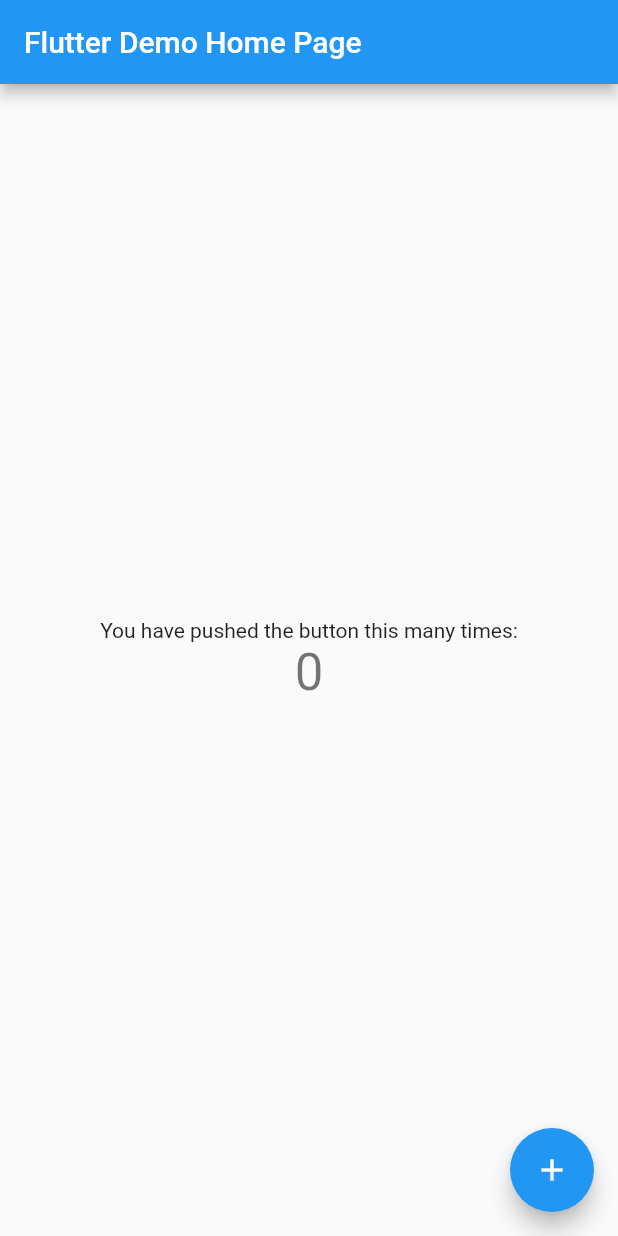
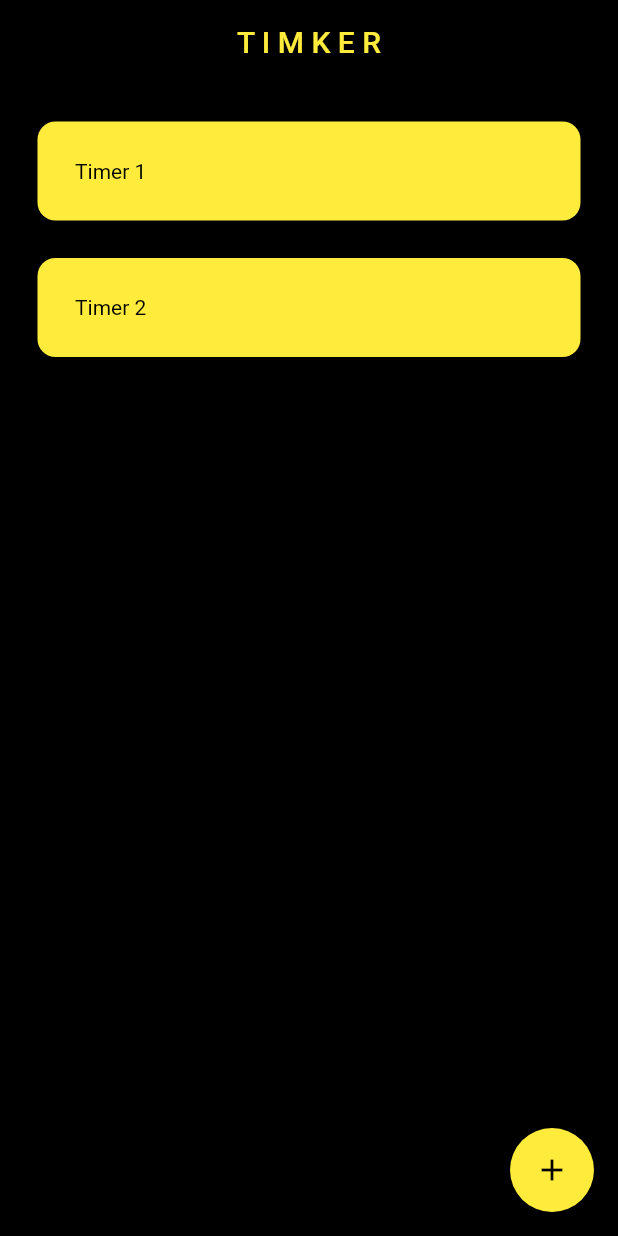
Before and after one commit to yannvillellas/timker, a Flutter app: the screen it shows after launch, on a phone screen of 412 x 824 dp. Run offline on Flutter 3.47's test engine with Material 2 defaults, Android fonts, the phone set to English and light mode, and no system bars.

Commit message:
added timer page and timer card widget

```diff
--- a/lib/main.dart
+++ b/lib/main.dart
@@ -1,4 +1,5 @@
 import 'package:flutter/material.dart';
+import 'screens/home_page.dart';
 
 void main() {
   runApp(const MyApp());
@@ -7,109 +8,20 @@
 class MyApp extends StatelessWidget {
   const MyApp({super.key});
 
-  // This widget is the root of your application.
   @override
   Widget build(BuildContext context) {
     return MaterialApp(
-      title: 'Flutter Demo',
-      theme: ThemeData(
-        // This is the theme of your application.
-        //
-        // Try running your application with "flutter run". You'll see the
-        // application has a blue toolbar. Then, without quitting the app, try
-        // changing the primarySwatch below to Colors.green and then invoke
-        // "hot reload" (press "r" in the console where you ran "flutter run",
-        // or simply save your changes to "hot reload" in a Flutter IDE).
-        // Notice that the counter didn't reset back to zero; the application
-        // is not restarted.
-        primarySwatch: Colors.blue,
+      debugShowCheckedModeBanner: false,
+      title: 'Timker',
+      home: const HomePage(),
+      theme: ThemeData.dark().copyWith(
+        scaffoldBackgroundColor: const Color.fromARGB(255, 0, 0, 0),
+        appBarTheme: const AppBarTheme(
+          color: Color.fromARGB(255, 0, 0, 0),
+          elevation: 0,
+          centerTitle: true,
+        ),
       ),
-      home: const MyHomePage(title: 'Flutter Demo Home Page'),
     );
   }
 }
-
-class MyHomePage extends StatefulWidget {
-  const MyHomePage({super.key, required this.title});
-
-  // This widget is the home page of your application. It is stateful, meaning
-  // that it has a State object (defined below) that contains fields that affect
-  // how it looks.
-
-  // This class is the configuration for the state. It holds the values (in this
-  // case the title) provided by the parent (in this case the App widget) and
-  // used by the build method of the State. Fields in a Widget subclass are
-  // always marked "final".
-
-  final String title;
-
-  @override
-  State<MyHomePage> createState() => _MyHomePageState();
-}
-
-class _MyHomePageState extends State<MyHomePage> {
-  int _counter = 0;
-
-  void _incrementCounter() {
-    setState(() {
-      // This call to setState tells the Flutter framework that something has
-      // changed in this State, which causes it to rerun the build method below
-      // so that the display can reflect the updated values. If we changed
-      // _counter without calling setState(), then the build method would not be
-      // called again, and so nothing would appear to happen.
-      _counter++;
-    });
-  }
-
-  @override
-  Widget build(BuildContext context) {
-    // This method is rerun every time setState is called, for instance as done
-    // by the _incrementCounter method above.
-    //
-    // The Flutter framework has been optimized to make rerunning build methods
-    // fast, so that you can just rebuild anything that needs updating rather
-    // than having to individually change instances of widgets.
-    return Scaffold(
-      appBar: AppBar(
-        // Here we take the value from the MyHomePage object that was created by
-        // the App.build method, and use it to set our appbar title.
-        title: Text(widget.title),
-      ),
-      body: Center(
-        // Center is a layout widget. It takes a single child and positions it
-        // in the middle of the parent.
-        child: Column(
-          // Column is also a layout widget. It takes a list of children and
-          // arranges them vertically. By default, it sizes itself to fit its
-          // children horizontally, and tries to be as tall as its parent.
-          //
-          // Invoke "debug painting" (press "p" in the console, choose the
-          // "Toggle Debug Paint" action from the Flutter Inspector in Android
-          // Studio, or the "Toggle Debug Paint" command in Visual Studio Code)
-          // to see the wireframe for each widget.
-          //
-          // Column has various properties to control how it sizes itself and
-          // how it positions its children. Here we use mainAxisAlignment to
-          // center the children vertically; the main axis here is the vertical
-          // axis because Columns are vertical (the cross axis would be
-          // horizontal).
-          mainAxisAlignment: MainAxisAlignment.center,
-          children: <Widget>[
-            const Text(
-              'You have pushed the button this many times:',
-            ),
-            Text(
-              '$_counter',
-              style: Theme.of(context).textTheme.headlineMedium,
-            ),
-          ],
-        ),
-      ),
-      floatingActionButton: FloatingActionButton(
-        onPressed: _incrementCounter,
-        tooltip: 'Increment',
-        child: const Icon(Icons.add),
-      ), // This trailing comma makes auto-formatting nicer for build methods.
-    );
-  }
-}
--- /dev/null
+++ b/lib/screens/home_page.dart
@@ -0,0 +1,47 @@
+import 'package:flutter/material.dart';
+import 'package:timker/widgets/timer_card.dart';
+
+class HomePage extends StatefulWidget {
+  const HomePage({super.key});
+
+  @override
+  State<HomePage> createState() => _HomePageState();
+}
+
+class _HomePageState extends State<HomePage> {
+  void _addTimer() {} //TODO: dialog box or open the new timer_page
+
+  void _removeTimer(int index) {} //TODO: as the video
+
+  List timerList = [
+    ["Timer 1", 10],
+    ["Timer 2", 20],
+  ];
+
+  @override
+  Widget build(BuildContext context) {
+    return Scaffold(
+      appBar: AppBar(
+        title:
+            const Text('T I M K E R', style: TextStyle(color: Colors.yellow)),
+        elevation: 0,
+      ),
+      floatingActionButton: FloatingActionButton(
+        backgroundColor: Colors.yellow,
+        onPressed: _addTimer,
+        child: const Icon(
+          Icons.add,
+        ),
+      ),
+      body: ListView.builder(
+        itemCount: timerList.length,
+        itemBuilder: (context, index) {
+          return TimerCard(
+            timerName: timerList[index][0],
+            timerDuration: timerList[index][1],
+          );
+        },
+      ),
+    );
+  }
+}
--- /dev/null
+++ b/lib/screens/timer_page.dart
@@ -0,0 +1,10 @@
+import 'package:flutter/material.dart';
+
+class TimerPage extends StatelessWidget {
+  const TimerPage({super.key});
+
+  @override
+  Widget build(BuildContext context) {
+    return const Placeholder();
+  }
+}
--- /dev/null
+++ b/lib/widgets/timer_card.dart
@@ -0,0 +1,34 @@
+import 'package:flutter/material.dart';
+
+class TimerCard extends StatelessWidget {
+  final String timerName;
+  final int timerDuration;
+
+  const TimerCard({
+    super.key,
+    required this.timerName,
+    required this.timerDuration,
+  });
+
+  @override
+  Widget build(BuildContext context) {
+    return Padding(
+        padding: const EdgeInsets.only(
+          top: 25,
+          left: 25,
+          right: 25,
+        ),
+        child: Container(
+          padding: const EdgeInsets.all(25.0),
+          decoration: BoxDecoration(
+            color: Colors.yellow,
+            borderRadius: BorderRadius.circular(12),
+          ),
+          child: Text(
+            timerName,
+            style: const TextStyle(color: Colors.black),
+          ),
+        ));
+  }
+}
+//TODO: Add time in hours minutes and seconds to the timer card (probably change int to time variable like the clock widget video)
```
